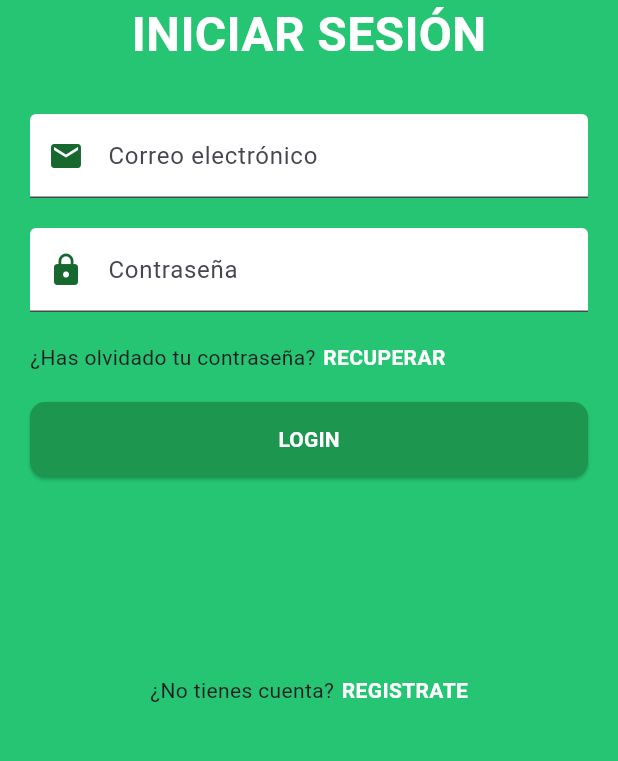
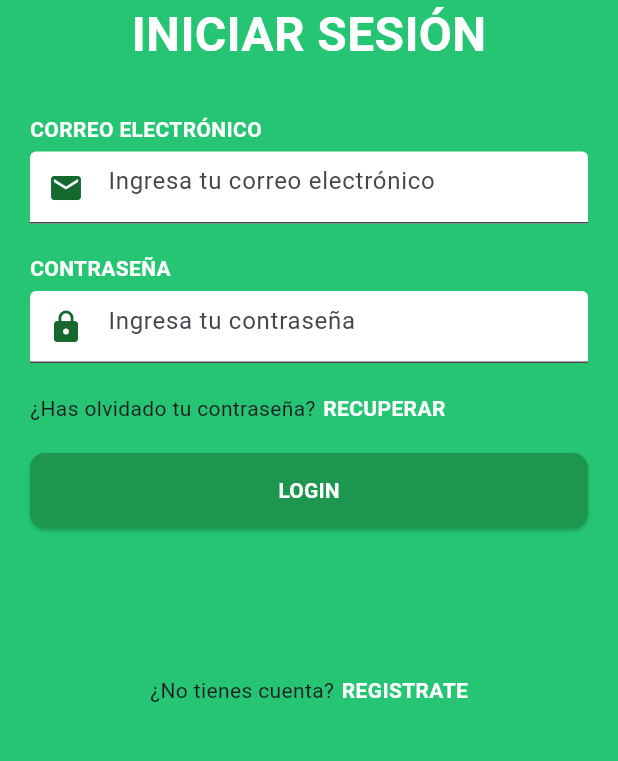
Before and after one commit to Daujat/E-commerce-by-DavidMike, a Flutter app: the screen it shows after launch, after a tap on "Login", on a phone screen of 412 x 824 dp, the part 354-1115 px from its top. Run offline on Flutter 3.47's test engine with Material 3 defaults, Android fonts, the phone set to English and light mode, and no system bars; our stand-ins replace flutter_svg, go_router.

```diff
--- /dev/null
+++ b/lib/components/text_field.dart
@@ -0,0 +1,45 @@
+import 'package:ecommerce_app/core/app_colors.dart';
+import 'package:flutter/material.dart';
+
+class TextFieldComponent extends StatefulWidget {
+  final bool isPassword;
+  final String labelText;
+  final String hintText;
+  final IconData? icon;
+
+  const TextFieldComponent(
+      {super.key,
+      this.isPassword = false,
+      required this.labelText,
+      required this.hintText,
+      this.icon});
+
+  @override
+  State<TextFieldComponent> createState() => _TextFieldComponentState();
+}
+
+class _TextFieldComponentState extends State<TextFieldComponent> {
+  @override
+  Widget build(BuildContext context) {
+    return Column(
+      spacing: 5,
+      crossAxisAlignment: CrossAxisAlignment.start,
+      children: [
+        Text(widget.labelText.toUpperCase(),
+            style:
+                TextStyle(color: AppColors.white, fontWeight: FontWeight.bold)),
+        TextField(
+          obscureText: widget.isPassword,
+          decoration: InputDecoration(
+            filled: true,
+            fillColor: AppColors.white,
+            hintText: widget.hintText,
+            prefixIcon: widget.icon != null
+                ? Icon(widget.icon, color: AppColors.primary)
+                : null,
+          ),
+        ),
+      ],
+    );
+  }
+}
--- a/lib/router/app_router.dart
+++ b/lib/router/app_router.dart
@@ -1,4 +1,5 @@
 import 'package:ecommerce_app/screens/auth/login_screen.dart';
+import 'package:ecommerce_app/screens/auth/register_screen.dart';
 import 'package:ecommerce_app/screens/home/home_screen.dart';
 import 'package:go_router/go_router.dart';
 
@@ -13,5 +14,10 @@ final GoRouter appRouter = GoRouter(
         builder: (context, state) {
           return const LoginScreen();
         }),
+    GoRoute(
+        path: '/register',
+        builder: (context, state) {
+          return const RegisterScreen();
+        }),
   ],
 );
--- a/lib/screens/auth/login_screen.dart
+++ b/lib/screens/auth/login_screen.dart
@@ -1,8 +1,8 @@
+import 'package:ecommerce_app/components/text_field.dart';
 import 'package:ecommerce_app/core/app_colors.dart';
 import 'package:ecommerce_app/core/text_styles.dart';
 import 'package:flutter_svg/flutter_svg.dart';
 import 'package:flutter/material.dart';
-//import 'package:ecommerce_app/core/text_styles.dart';
 import 'package:go_router/go_router.dart';
 
 class LoginScreen extends StatefulWidget {
@@ -24,7 +24,6 @@ class _LoginScreenState extends State<LoginScreen> {
           icon: Icon(Icons.arrow_back, color: AppColors.white),
           onPressed: () => context.push('/'),
         ),
-        //title: Text('Login'.toUpperCase(), style: TextStyles.titleStyle),
         centerTitle: true,
       ),
       body: Padding(
@@ -47,25 +46,16 @@ class _LoginScreenState extends State<LoginScreen> {
                 child: Column(
               spacing: 20,
               children: [
-                TextField(
-                  decoration: InputDecoration(
-                    filled: true,
+                TextFieldComponent(
+                    isPassword: false,
                     labelText: 'Correo electrónico',
                     hintText: 'Ingresa tu correo electrónico',
-                    fillColor: AppColors.white,
-                    prefixIcon: Icon(Icons.email, color: AppColors.primary),
-                  ),
-                ),
-                TextField(
-                  obscureText: true,
-                  decoration: InputDecoration(
-                    filled: true,
+                    icon: Icons.email),
+                TextFieldComponent(
+                    isPassword: true,
                     labelText: 'Contraseña',
-                    fillColor: AppColors.white,
                     hintText: 'Ingresa tu contraseña',
-                    prefixIcon: Icon(Icons.lock, color: AppColors.primary),
-                  ),
-                ),
+                    icon: Icons.lock),
                 Row(
                   spacing: 5,
                   children: [
@@ -110,4 +100,18 @@ class _LoginScreenState extends State<LoginScreen> {
       ),
     );
   }
+
+  // TextField textField(
+  //     bool obscureText, String labelText, String hintText, IconData icon) {
+  //   return TextField(
+  //     obscureText: obscureText,
+  //     decoration: InputDecoration(
+  //       filled: true,
+  //       labelText: labelText,
+  //       fillColor: AppColors.white,
+  //       hintText: hintText,
+  //       prefixIcon: Icon(icon, color: AppColors.primary),
+  //     ),
+  //   );
+  // }
 }
--- a/lib/screens/home/home_screen.dart
+++ b/lib/screens/home/home_screen.dart
@@ -19,10 +19,19 @@ class HomeScreen extends StatelessWidget {
                 ),
               ),
             ),
-            ElevatedButton(
-              onPressed: () => context.go('/login'),
-              child: Text('Login'),
-            ),
+            Row(
+              mainAxisAlignment: MainAxisAlignment.spaceEvenly,
+              children: [
+                ElevatedButton(
+                  onPressed: () => context.go('/login'),
+                  child: Text('Login'),
+                ),
+                ElevatedButton(
+                  onPressed: () => context.go('/register'),
+                  child: Text('Register'),
+                ),
+              ],
+            )
           ],
         ),
       ),
```
Also changed, not shown: lib/screens/auth/register_screen.dart (added, +100 -0 lines).
